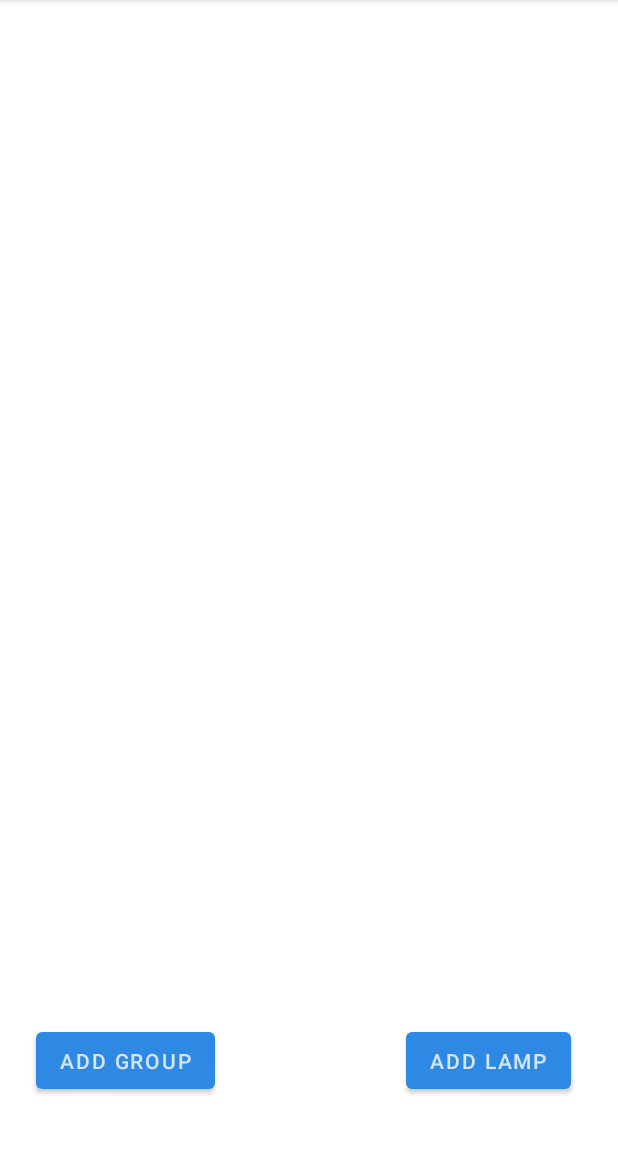
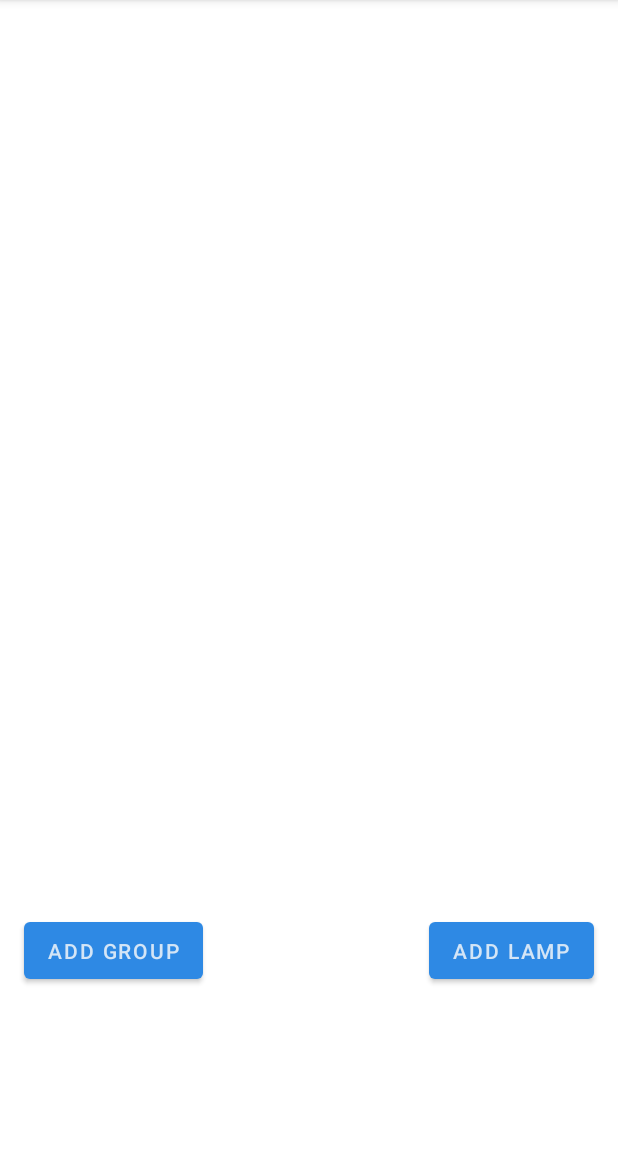
Before and after one commit to podobaAlex/MeshStick, an Android app: the SceneComponentsActivity screen opened directly, with no data from a screen before it, on a phone screen of 412 x 824 dp, the part 84-1236 px from its top. Run offline under Robolectric (Android 15) with nearby library versions, the phone set to English and light mode, and no system bars; libraries missing offline, so code that uses them is left out: io.paperdb, it.xabaras.android; 3 statements that could not run were skipped.

Commit message:
Design fix
Signed-off-by: Podoba Alexander <podoba.ai@edu.spbstu.ru>

```diff
--- a/app/src/main/res/layout/activity_components.xml
+++ b/app/src/main/res/layout/activity_components.xml
@@ -1,37 +1,37 @@
 <?xml version="1.0" encoding="utf-8"?>
-<androidx.constraintlayout.widget.ConstraintLayout
+<LinearLayout
         xmlns:android="http://schemas.android.com/apk/res/android"
         xmlns:app="http://schemas.android.com/apk/res-auto" xmlns:tools="http://schemas.android.com/tools"
         android:id="@+id/cl_components"
         android:layout_width="match_parent"
         android:layout_height="match_parent"
-        tools:context="com.example.meshstick_withoutmesh.SceneComponentsActivity">
+        tools:context="com.example.meshstick_withoutmesh.SceneComponentsActivity" android:orientation="vertical">
 
     <androidx.recyclerview.widget.RecyclerView
             android:id="@+id/rl_components"
             android:layout_width="match_parent"
             android:layout_height="500dp"
-            tools:context="com.example.meshstick_withoutmesh.SceneComponentsActivity"
-            app:layout_constraintEnd_toEndOf="parent" app:layout_constraintStart_toStartOf="parent"
-            app:layout_constraintTop_toTopOf="parent"
-            app:layout_constraintBottom_toBottomOf="parent"
-            app:layout_constraintVertical_bias="0.0"
     />
+    <androidx.constraintlayout.widget.ConstraintLayout
+            android:layout_width="match_parent"
+            android:layout_height="match_parent">
+
         <Button
                 android:text="@string/add_group"
                 android:layout_width="wrap_content"
                 android:layout_height="50dp" android:id="@+id/bt_addGroup"
-            app:layout_constraintStart_toStartOf="parent" app:layout_constraintBottom_toBottomOf="parent"
-            android:layout_marginLeft="24dp" android:layout_marginStart="24dp" android:layout_marginBottom="36dp"
-            app:layout_constraintTop_toBottomOf="@+id/rl_components" app:layout_constraintVertical_bias="1.0"/>
+                app:layout_constraintTop_toTopOf="parent"
+                app:layout_constraintBottom_toBottomOf="parent" app:layout_constraintStart_toStartOf="parent"
+                android:layout_marginLeft="16dp" android:layout_marginStart="16dp"
+                app:layout_constraintVertical_bias="0.497"/>
         <Button
                 android:text="@string/add_lamp"
                 android:layout_width="wrap_content"
                 android:layout_height="50dp" android:id="@+id/bt_addLamp"
-            app:layout_constraintEnd_toEndOf="parent" android:layout_marginEnd="24dp"
-            android:layout_marginRight="24dp" app:layout_constraintBottom_toBottomOf="parent"
-            android:layout_marginBottom="36dp"
-            app:layout_constraintTop_toBottomOf="@+id/rl_components" app:layout_constraintVertical_bias="1.0"
-            app:layout_constraintStart_toEndOf="@+id/bt_addGroup" app:layout_constraintHorizontal_bias="0.947"/>
+                app:layout_constraintTop_toTopOf="parent" app:layout_constraintEnd_toEndOf="parent"
+                app:layout_constraintBottom_toBottomOf="parent"
+                app:layout_constraintVertical_bias="0.497" android:layout_marginEnd="16dp"
+                android:layout_marginRight="16dp"/>
+    </androidx.constraintlayout.widget.ConstraintLayout>
 
-</androidx.constraintlayout.widget.ConstraintLayout>
+</LinearLayout>
```
Lines whose indentation alone changed are shown as unchanged.
